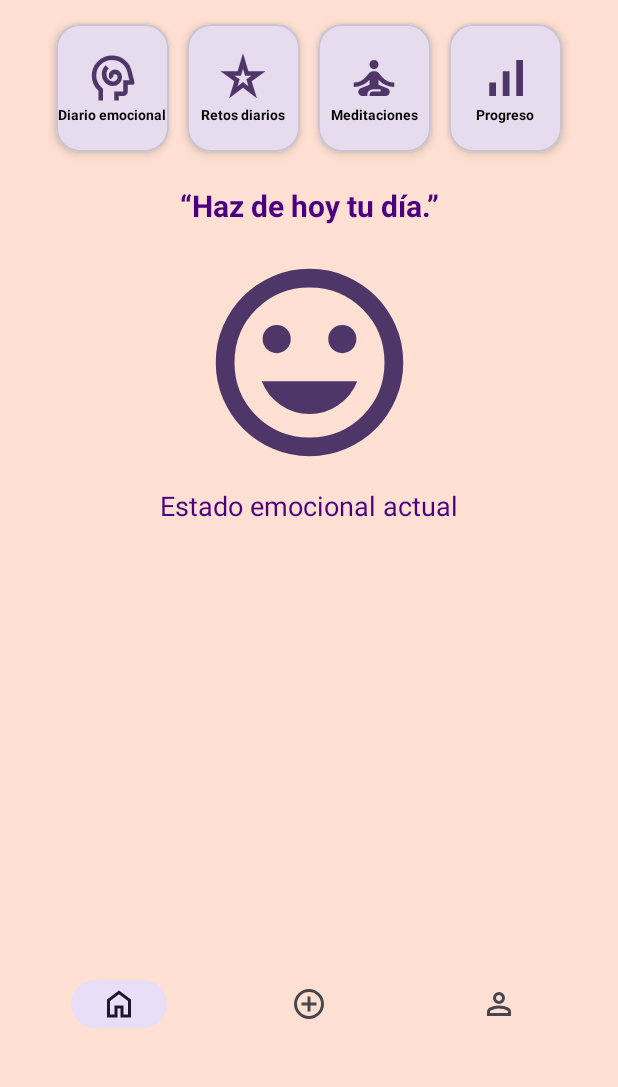
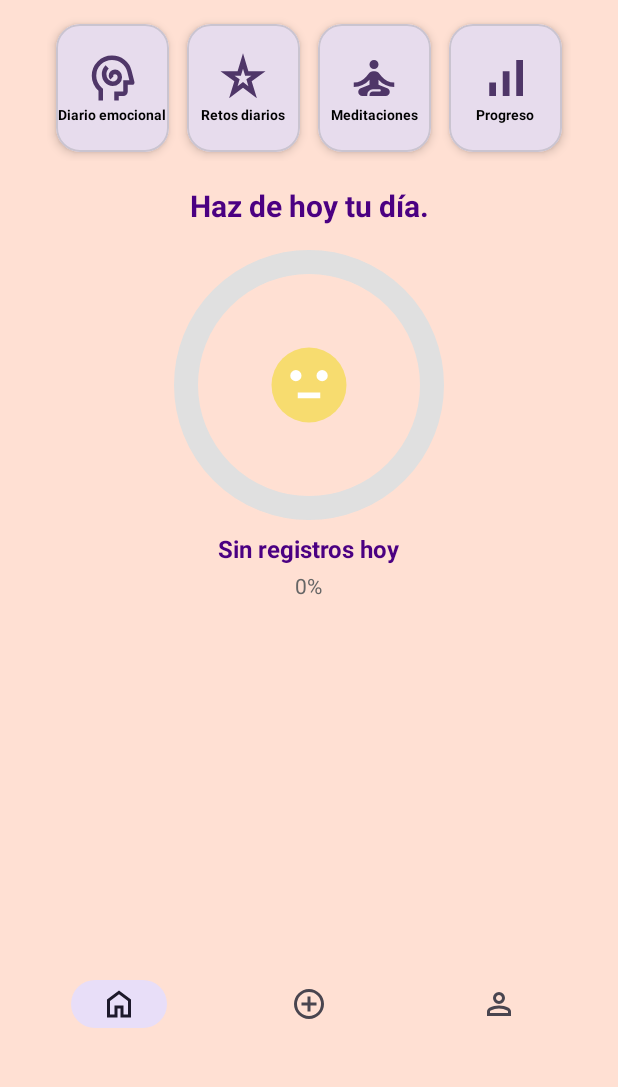
Before and after one commit to lorelis-san/emo-app, an Android app built with Jetpack Compose: the HomeActivity screen opened directly, with no data from a screen before it, on a phone screen of 412 x 824 dp, the part 148-1235 px from its top. Run offline under Robolectric (Android 15) with nearby library versions, the phone set to English and light mode, and no system bars; our stand-ins replace Room's generated code.

Commit message:
grafico de home

```diff
--- a/app/src/main/AndroidManifest.xml
+++ b/app/src/main/AndroidManifest.xml
@@ -2,6 +2,7 @@
 <manifest xmlns:android="http://schemas.android.com/apk/res/android"
     xmlns:tools="http://schemas.android.com/tools">
 
+    <uses-permission android:name="android.permission.VIBRATE" />
     <application
         android:name=".EmokitApp"
         android:allowBackup="true"
--- a/app/src/main/java/com/psico/emokitapp/activities/HomeActivity.kt
+++ b/app/src/main/java/com/psico/emokitapp/activities/HomeActivity.kt
@@ -1,6 +1,8 @@
 package com.psico.emokitapp.activities
 import android.content.Intent
 import android.os.Bundle
+import android.widget.ImageView
+import android.widget.TextView
 import androidx.activity.enableEdgeToEdge
 import androidx.appcompat.app.AppCompatActivity
 import androidx.core.view.ViewCompat
@@ -8,10 +10,24 @@ import androidx.core.view.WindowInsetsCompat
 import com.google.android.material.card.MaterialCardView
 import com.psico.emokitapp.R
 import android.widget.Toast
+import androidx.lifecycle.lifecycleScope
 import com.google.android.material.bottomnavigation.BottomNavigationView
 import com.google.android.material.navigation.NavigationBarView
+import com.psico.emokitapp.data.EmokitDatabase
+import com.psico.emokitapp.data.EmotionalState
+import com.psico.emokitapp.views.EmotionalStateChart
+import kotlinx.coroutines.launch
+import java.util.Calendar
+import java.util.Date
 
 class HomeActivity : AppCompatActivity() {
+
+    private lateinit var database: EmokitDatabase
+    private lateinit var chartEstadoEmocional: EmotionalStateChart
+    private lateinit var imgEmocionPrincipal: ImageView
+    private lateinit var tvDescripcionEstado: TextView
+    private lateinit var tvPorcentajeEmocional: TextView
+
     override fun onCreate(savedInstanceState: Bundle?) {
         super.onCreate(savedInstanceState)
         setContentView(R.layout.activity_home)
@@ -38,8 +54,6 @@ class HomeActivity : AppCompatActivity() {
             startActivity(Intent(this, ProgresoActivity::class.java))
         }
 
-
-
         bottomNavigationView.setOnItemSelectedListener { item ->
             when (item.itemId) {
                 R.id.nav_home -> {
@@ -58,11 +72,86 @@ class HomeActivity : AppCompatActivity() {
                         startActivity(Intent(this, ProfileActivity::class.java))
                         finish()
                     }
-
                     true
                 }
                 else -> false
             }
         }
+        initializeEmotionalChart()
+    }
+
+    private fun initializeEmotionalChart() {
+        database = EmokitDatabase.getDatabase(this)
+        chartEstadoEmocional = findViewById(R.id.chartEstadoEmocional)
+        imgEmocionPrincipal = findViewById(R.id.imgEmocionPrincipal)
+        tvDescripcionEstado = findViewById(R.id.tvDescripcionEstado)
+        tvPorcentajeEmocional = findViewById(R.id.tvPorcentajeEmocional)
+
+        loadTodayEmotionalState()
+    }
+    private fun loadTodayEmotionalState() {
+        lifecycleScope.launch {
+            val todayStart = getStartOfDay()
+            val todayEnd = getEndOfDay()
+
+            val todayEntries = database.diarioEmocionalDao().getEntradasPorRango(todayStart, todayEnd)
+            val emotionalState = calculateEmotionalState(todayEntries.map { it.emocion })
+
+            updateEmotionalChart(emotionalState)
+        }
+    }
+
+    private fun calculateEmotionalState(emotions: List<String>): EmotionalState {
+        val emotionCounts = emotions.groupingBy { it }.eachCount()
+        val total = emotions.size
+
+        val dominantEmotion = emotionCounts.maxByOrNull { it.value }
+        val dominantPercentage = if (total > 0) {
+            (dominantEmotion?.value?.toFloat() ?: 0f) / total * 100f
+        } else 0f
+
+        return EmotionalState(
+            emotions = emotionCounts,
+            dominantEmotion = dominantEmotion?.key,
+            dominantPercentage = dominantPercentage
+        )
+    }
+
+    private fun updateEmotionalChart(emotionalState: EmotionalState) {
+        chartEstadoEmocional.setEmotionData(emotionalState.emotions)
+
+        emotionalState.dominantEmotion?.let { emotion ->
+            imgEmocionPrincipal.setImageResource(EmotionalState.getEmotionIcon(emotion))
+            tvDescripcionEstado.text = EmotionalState.getEmotionDescription(emotion)
+            tvPorcentajeEmocional.text = "${emotionalState.dominantPercentage.toInt()}%"
+        } ?: run {
+            imgEmocionPrincipal.setImageResource(R.drawable.ic_serious)
+            tvDescripcionEstado.text = "Sin registros hoy"
+            tvPorcentajeEmocional.text = "0%"
+        }
+    }
+
+    private fun getStartOfDay(): Date {
+        return Calendar.getInstance().apply {
+            set(Calendar.HOUR_OF_DAY, 0)
+            set(Calendar.MINUTE, 0)
+            set(Calendar.SECOND, 0)
+            set(Calendar.MILLISECOND, 0)
+        }.time
+    }
+
+    private fun getEndOfDay(): Date {
+        return Calendar.getInstance().apply {
+            set(Calendar.HOUR_OF_DAY, 23)
+            set(Calendar.MINUTE, 59)
+            set(Calendar.SECOND, 59)
+            set(Calendar.MILLISECOND, 999)
+        }.time
+    }
+    override fun onResume() {
+        super.onResume()
+        if (::database.isInitialized) {
+            loadTodayEmotionalState()
+        }
     }
 }
--- /dev/null
+++ b/app/src/main/java/com/psico/emokitapp/data/EmotionalState.kt
@@ -0,0 +1,35 @@
+package com.psico.emokitapp.data
+
+import com.psico.emokitapp.R
+
+data class EmotionalState(
+    val emotions: Map<String, Int>,
+    val dominantEmotion: String?,
+    val dominantPercentage: Float
+) {
+    companion object {
+        fun getEmotionIcon(emotion: String): Int {
+            return when (emotion) {
+                "feliz" -> R.drawable.ic_happy
+                "triste" -> R.drawable.ic_sad
+                "enojado" -> R.drawable.ic_angry
+                "sorprendido" -> R.drawable.ic_surprised
+                "ansioso" -> R.drawable.ic_sadx2
+                "neutral" -> R.drawable.ic_serious
+                else -> R.drawable.ic_serious
+            }
+        }
+
+        fun getEmotionDescription(emotion: String): String {
+            return when (emotion) {
+                "feliz" -> "Predominantemente feliz"
+                "triste" -> "Predominantemente triste"
+                "enojado" -> "Predominantemente enojado"
+                "sorprendido" -> "Predominantemente sorprendido"
+                "ansioso" -> "Predominantemente ansioso"
+                "neutral" -> "Predominantemente neutral"
+                else -> "Sin registros hoy"
+            }
+        }
+    }
+}
--- /dev/null
+++ b/app/src/main/java/com/psico/emokitapp/views/EmotionalStateChart.kt
@@ -0,0 +1,83 @@
+package com.psico.emokitapp.views
+import android.graphics.Canvas
+import android.content.Context
+import android.graphics.Color
+import android.graphics.Paint
+import android.graphics.RectF
+import android.util.AttributeSet
+import android.view.View
+
+class EmotionalStateChart @JvmOverloads constructor(
+    context: Context,
+    attrs: AttributeSet? = null,
+    defStyleAttr: Int = 0
+) : View(context, attrs, defStyleAttr) {
+
+    private val paint = Paint(Paint.ANTI_ALIAS_FLAG)
+    private val rect = RectF()
+    private val strokeWidth = 24f
+
+    // Colores para cada emoción
+    private val emotionColors = mapOf(
+        "feliz" to Color.parseColor("#FFD700"),      // Dorado
+        "triste" to Color.parseColor("#4169E1"),     // Azul
+        "enojado" to Color.parseColor("#FF4500"),    // Rojo naranja
+        "sorprendido" to Color.parseColor("#FF69B4"), // Rosa
+        "ansioso" to Color.parseColor("#8B0000"),    // Rojo oscuro
+        "neutral" to Color.parseColor("#808080")     // Gris
+    )
+
+    private var emotionData: Map<String, Float> = emptyMap()
+    private var totalEntries = 0
+
+    init {
+        paint.style = Paint.Style.STROKE
+        paint.strokeWidth = strokeWidth
+        paint.strokeCap = Paint.Cap.ROUND
+    }
+
+    fun setEmotionData(emotions: Map<String, Int>) {
+        totalEntries = emotions.values.sum()
+        emotionData = if (totalEntries > 0) {
+            emotions.mapValues { (it.value.toFloat() / totalEntries) * 100f }
+        } else {
+            emptyMap()
+        }
+        invalidate()
+    }
+
+    override fun onDraw(canvas: Canvas) {
+        super.onDraw(canvas)
+
+        val size = minOf(width, height).toFloat()
+        val padding = strokeWidth / 2
+        rect.set(padding, padding, size - padding, size - padding)
+
+        if (emotionData.isEmpty()) {
+            drawEmptyState(canvas)
+            return
+        }
+
+        var startAngle = -90f
+
+        emotionData.forEach { (emotion, percentage) ->
+            val sweepAngle = (percentage / 100f) * 360f
+            val color = emotionColors[emotion] ?: Color.GRAY
+
+            paint.color = color
+            canvas.drawArc(rect, startAngle, sweepAngle, false, paint)
+
+            startAngle += sweepAngle
+        }
+    }
+
+    private fun drawEmptyState(canvas: Canvas) {
+        paint.color = Color.parseColor("#E0E0E0")
+        canvas.drawArc(rect, 0f, 360f, false, paint)
+    }
+    fun getDominantEmotion(): Pair<String, Float>? {
+        return emotionData.maxByOrNull { it.value }?.let {
+            it.key to it.value
+        }
+    }
+}
--- a/app/src/main/res/layout/activity_home.xml
+++ b/app/src/main/res/layout/activity_home.xml
@@ -166,13 +166,12 @@
         </com.google.android.material.card.MaterialCardView>
     </LinearLayout>
 
-    <!-- Frase motivacional -->
     <TextView
         android:id="@+id/tvMotivacional"
         android:layout_width="wrap_content"
         android:layout_height="wrap_content"
         android:textStyle="bold"
-        android:text="“Haz de hoy tu día.”"
+        android:text="Haz de hoy tu día."
         android:textSize="20sp"
         android:textColor="#4B0082"
         app:layout_constraintTop_toBottomOf="@id/linearLayoutCards"
@@ -180,28 +179,59 @@
         app:layout_constraintEnd_toEndOf="parent"
         android:layout_marginTop="16dp" />
 
-    <!-- Indicador de estado emocional actual -->
-    <ImageView
-        android:id="@+id/imgEstadoEmocional"
-        android:layout_width="150dp"
-        android:layout_height="150dp"
-        android:src="@drawable/ic_emotion_happy"
+    <LinearLayout
+        android:id="@+id/layoutEstadoEmocional"
+        android:layout_width="wrap_content"
+        android:layout_height="wrap_content"
+        android:orientation="vertical"
+        android:gravity="center"
         app:layout_constraintTop_toBottomOf="@id/tvMotivacional"
         app:layout_constraintStart_toStartOf="parent"
         app:layout_constraintEnd_toEndOf="parent"
-        android:layout_marginTop="16dp" />
+        android:layout_marginTop="16dp">
 
-    <TextView
-        android:id="@+id/tvEstadoEmocional"
-        android:layout_width="wrap_content"
-        android:layout_height="wrap_content"
-        android:text="Estado emocional actual"
-        android:textSize="18sp"
-        android:textColor="#4B0082"
-        app:layout_constraintTop_toBottomOf="@id/imgEstadoEmocional"
-        app:layout_constraintStart_toStartOf="parent"
-        app:layout_constraintEnd_toEndOf="parent"
-        android:layout_marginTop="8dp" />
+        <!-- Contenedor del gráfico circular -->
+        <FrameLayout
+            android:layout_width="180dp"
+            android:layout_height="180dp"
+            android:layout_marginBottom="8dp">
+
+            <!-- Gráfico circular personalizado -->
+            <com.psico.emokitapp.views.EmotionalStateChart
+                android:id="@+id/chartEstadoEmocional"
+                android:layout_width="match_parent"
+                android:layout_height="match_parent" />
+
+            <!-- Emoji central -->
+            <ImageView
+                android:id="@+id/imgEmocionPrincipal"
+                android:layout_width="60dp"
+                android:layout_height="60dp"
+                android:layout_gravity="center"
+                android:src="@drawable/ic_emotion_happy" />
+        </FrameLayout>
+
+        <!-- Texto descriptivo -->
+        <TextView
+            android:id="@+id/tvDescripcionEstado"
+            android:layout_width="wrap_content"
+            android:layout_height="wrap_content"
+            android:text="Estado emocional de hoy"
+            android:textSize="16sp"
+            android:textStyle="bold"
+            android:textColor="#4B0082" />
+
+        <!-- Porcentaje de la emoción principal -->
+        <TextView
+            android:id="@+id/tvPorcentajeEmocional"
+            android:layout_width="wrap_content"
+            android:layout_height="wrap_content"
+            android:text="0%"
+            android:textSize="14sp"
+            android:textColor="#666666"
+            android:layout_marginTop="4dp" />
+
+    </LinearLayout>
 
     <!-- Bottom Navigation (Home, +, Perfil) -->
     <com.google.android.material.bottomnavigation.BottomNavigationView
```
Also changed, not shown: app/src/main/java/com/psico/emokitapp/activities/DiarioEmocionalActivity.kt (+36 -14 lines), app/src/main/res/layout/activity_diario_emocional.xml (+41 -31 lines).
